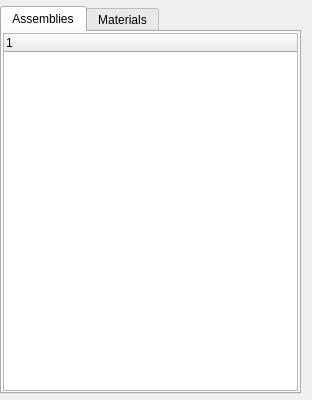
Old version of the form Application/qInputListWidget.ui in the repository Sprunth/RGG.
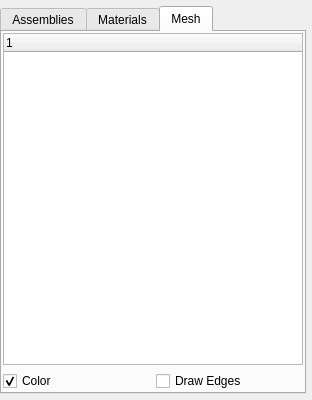
New version of the form. The open tabs and pages were chosen to show the change.

Commit message: can show hid parts, export, and test mesh

Diff of the .ui file:
```diff
--- a/Application/qInputListWidget.ui
+++ b/Application/qInputListWidget.ui
@@ -20,6 +20,9 @@
    <property name="topMargin">
     <number>6</number>
    </property>
+   <property name="rightMargin">
+    <number>6</number>
+   </property>
    <property name="bottomMargin">
     <number>6</number>
    </property>
@@ -120,6 +123,46 @@
        </item>
       </layout>
      </widget>
+     <widget class="QWidget" name="tabMesh">
+      <attribute name="title">
+       <string>Mesh</string>
+      </attribute>
+      <layout class="QVBoxLayout" name="verticalLayout">
+       <property name="margin">
+        <number>1</number>
+       </property>
+       <item>
+        <widget class="QTreeWidget" name="MeshComponents">
+         <column>
+          <property name="text">
+           <string notr="true">1</string>
+          </property>
+         </column>
+        </widget>
+       </item>
+       <item>
+        <layout class="QHBoxLayout" name="horizontalLayout">
+         <item>
+          <widget class="QCheckBox" name="color_control">
+           <property name="text">
+            <string>Color</string>
+           </property>
+           <property name="checked">
+            <bool>true</bool>
+           </property>
+          </widget>
+         </item>
+         <item>
+          <widget class="QCheckBox" name="edge_control">
+           <property name="text">
+            <string>Draw Edges</string>
+           </property>
+          </widget>
+         </item>
+        </layout>
+       </item>
+      </layout>
+     </widget>
     </widget>
    </item>
   </layout>
```
The commit also changes 15 other files.
